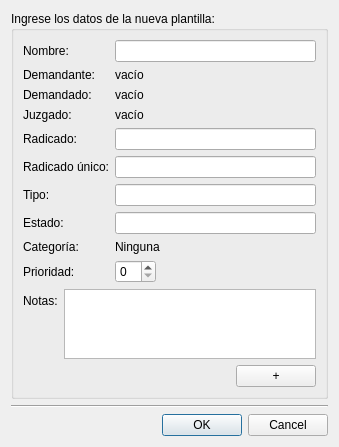
This is AbogadosDesktop/src/gui/uis/nuevaPlantilla.ui in ehmsoft/Desktop as Qt 5 draws it before an edit. The edited form follows.
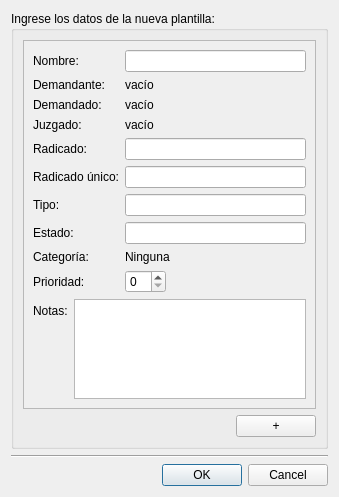
This is the edited form.

Commit message: Se agrega un ScrollArea para ver multiples campos personalizados

Patch:
```diff
--- a/AbogadosDesktop/src/gui/uis/nuevaPlantilla.ui
+++ b/AbogadosDesktop/src/gui/uis/nuevaPlantilla.ui
@@ -7,7 +7,7 @@
     <x>0</x>
     <y>0</y>
     <width>339</width>
-    <height>433</height>
+    <height>497</height>
    </rect>
   </property>
   <property name="windowTitle">
@@ -38,8 +38,23 @@
        <property name="title">
         <string>Ingrese los datos de la nueva plantilla:</string>
        </property>
-       <layout class="QGridLayout" name="gridLayout">
-        <item row="0" column="0">
+       <layout class="QVBoxLayout" name="verticalLayout">
+        <item>
+         <widget class="QScrollArea" name="scrollArea">
+          <property name="widgetResizable">
+           <bool>true</bool>
+          </property>
+          <widget class="QWidget" name="scrollAreaWidgetContents">
+           <property name="geometry">
+            <rect>
+             <x>0</x>
+             <y>0</y>
+             <width>309</width>
+             <height>382</height>
+            </rect>
+           </property>
+           <layout class="QVBoxLayout" name="verticalLayout_2">
+            <item>
          <layout class="QFormLayout" name="formLayout">
           <property name="fieldGrowthPolicy">
            <enum>QFormLayout::ExpandingFieldsGrow</enum>
@@ -213,7 +228,7 @@
           </item>
          </layout>
         </item>
-        <item row="1" column="0">
+            <item>
          <layout class="QFormLayout" name="formLayout_2">
           <item row="0" column="0">
            <widget class="QLabel" name="label_11">
@@ -227,7 +242,11 @@
           </item>
          </layout>
         </item>
-        <item row="2" column="0">
+           </layout>
+          </widget>
+         </widget>
+        </item>
+        <item>
          <widget class="QPushButton" name="btnAdd">
           <property name="sizePolicy">
            <sizepolicy hsizetype="Fixed" vsizetype="Fixed">
```
Lines whose indentation alone changed are shown as unchanged. The commit also changes 5 other files.
